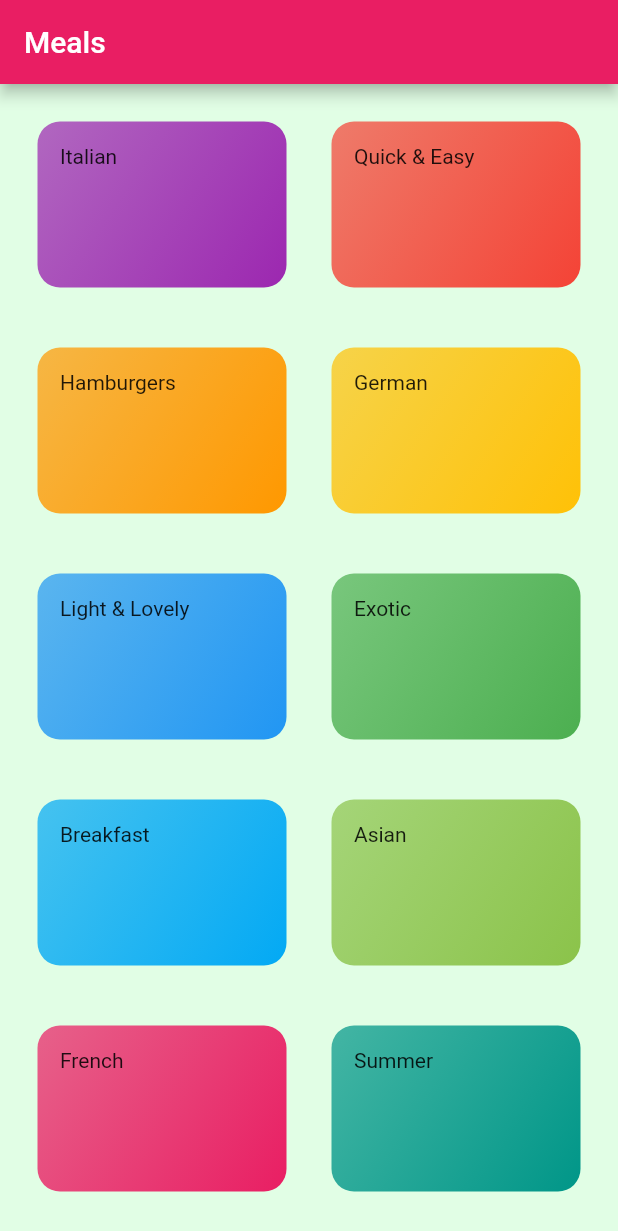
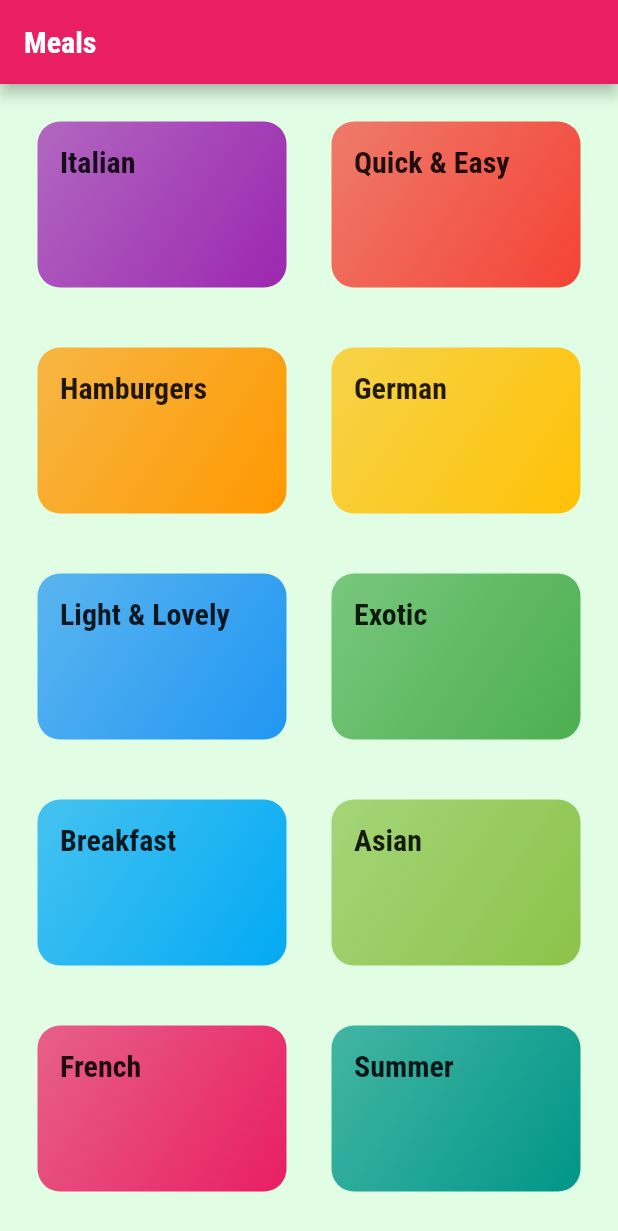
Before and after one commit to yugal1005/meals_app, a Flutter app: the screen it shows after launch, on a phone screen of 412 x 824 dp. Shown: the top 1231 px of the screen. Run offline on Flutter 3.47's test engine with Material 2 defaults, Android fonts, the phone set to English and light mode, and no system bars.

```diff
--- a/lib/category_item.dart
+++ b/lib/category_item.dart
@@ -1,4 +1,5 @@
 import 'package:flutter/material.dart';
+import 'category_meals_screen.dart';
 
 class CategoryItem extends StatelessWidget {
   final String text;
@@ -9,11 +10,28 @@ class CategoryItem extends StatelessWidget {
     this.color,
   });
 
+  void selectCategory(BuildContext ctx) {
+    Navigator.of(ctx).push(
+      MaterialPageRoute(
+        builder: (_) {
+          return CategoryMealScreen();
+        },
+      ),
+    );
+  }
+
   @override
   Widget build(BuildContext context) {
-    return Container(
+    return InkWell(
+      splashColor: Theme.of(context).accentColor,
+      onTap: () => selectCategory(context),
+      borderRadius: BorderRadius.circular(15),
+      child: Container(
         padding: const EdgeInsets.all(15),
-      child: Text(text),
+        child: Text(
+          text,
+          style: Theme.of(context).textTheme.title,
+        ),
         decoration: BoxDecoration(
           gradient: LinearGradient(
             colors: [
@@ -25,6 +43,7 @@ class CategoryItem extends StatelessWidget {
           ),
           borderRadius: BorderRadius.circular(15),
         ),
+      ),
     );
   }
 }
--- a/lib/main.dart
+++ b/lib/main.dart
@@ -11,9 +11,23 @@ class MyApp extends StatelessWidget {
     return MaterialApp(
       title: 'Meals App',
       theme: ThemeData(
-          primarySwatch: Colors.pink,
-          accentColor: Colors.amber,
-          canvasColor: Color.fromRGBO(225, 254, 229, 1)),
+        primarySwatch: Colors.pink,
+        accentColor: Colors.amber,
+        canvasColor: Color.fromRGBO(225, 254, 229, 1),
+        fontFamily: "Raleway",
+        textTheme: ThemeData.light().textTheme.copyWith(
+              body1: TextStyle(
+                color: Color.fromRGBO(20, 51, 51, 1),
+              ),
+              body2: TextStyle(
+                color: Color.fromRGBO(20, 51, 51, 1),
+              ),
+              title: TextStyle(
+                  fontSize: 20,
+                  fontFamily: "RobotoCondensed",
+                  fontWeight: FontWeight.bold),
+            ),
+      ),
       home: CategoryScreen(),
     );
   }
```
Also changed, not shown: lib/category_meals_screen.dart (added, +15 -0 lines). Lines whose indentation alone changed are shown as unchanged.
